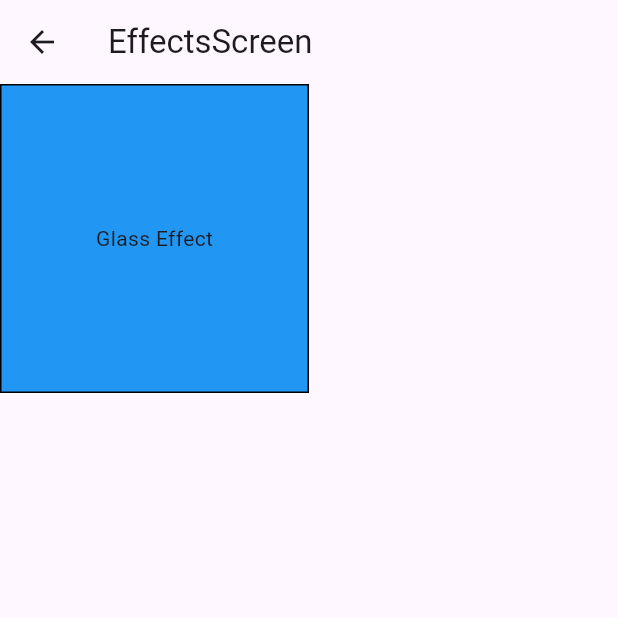
After one commit to serb244/swamp, a Flutter app: the EffectsScreen screen opened by its route, on a phone screen of 412 x 824 dp, the top half of it. The commit adds this screen. Run offline on Flutter 3.47's test engine with Material 3 defaults, Android fonts, the phone set to English and light mode, and no system bars; our stand-ins replace go_router, logger, package_info_plus.

Commit message:
add glass effects

```diff
--- /dev/null
+++ b/lib/core/data/models/menu_item.dart
@@ -0,0 +1,9 @@
+import 'package:flutter/material.dart';
+
+class MenuItem {
+  final String name;
+  final String routeName;
+  final Color color;
+
+  MenuItem({required this.name, required this.routeName, this.color = Colors.blue});
+}
--- /dev/null
+++ b/lib/core/presentation/pages/grid_menu.dart
@@ -0,0 +1,30 @@
+import 'package:flutter/material.dart';
+import 'package:go_router/go_router.dart';
+
+import '../../data/models/menu_item.dart';
+
+class GridMenu extends StatelessWidget {
+  final List<MenuItem> menuList;
+  const GridMenu({ required this.menuList, super.key});
+
+  @override
+  Widget build(BuildContext context) {
+    return GridView.builder(
+      gridDelegate: const SliverGridDelegateWithFixedCrossAxisCount(crossAxisCount: 2),
+      itemCount: menuList.length,
+      itemBuilder: (context, index) {
+        return InkWell(
+          onTap: () => context.goNamed(menuList[index].routeName),
+          child: Container(
+            decoration: BoxDecoration(
+              border: Border.all(),
+              color: menuList[index].color,
+            ),
+            alignment: Alignment.center,
+            child: Text(menuList[index].name),
+          ),
+        );
+      },
+    );
+  }
+}
--- a/lib/core/router/app_router.dart
+++ b/lib/core/router/app_router.dart
@@ -2,6 +2,8 @@ import 'package:go_router/go_router.dart';
 import 'package:swamp/core/router/router_consts.dart';
 
 import '../../features/buttons/presentation/pages/buttons_screen.dart';
+import '../../features/effects/presentation/pages/effects_page.dart';
+import '../../features/effects/presentation/pages/glass_list.dart';
 import '../../features/home/presentation/pages/home_screen.dart';
 import 'error_screen.dart';
 
@@ -21,7 +23,19 @@ class AppRouter {
             name: RouterConsts.buttonsName,
             path: RouterConsts.buttonsPath,
             builder: (context, state) => const ButtonsScreen(),
-          )
+          ),
+          GoRoute(
+            name: RouterConsts.effectsName,
+            path: RouterConsts.effectsPath,
+            builder: (context, state) => const EffectsScreen(),
+             routes: [
+               GoRoute(
+                 name: RouterConsts.glassName,
+                 path: RouterConsts.glassPath,
+                 builder: (context, state) => const GlassList(),
+               ),
+             ]
+          ),
         ],
       ),
     ],
--- a/lib/core/router/router_consts.dart
+++ b/lib/core/router/router_consts.dart
@@ -5,5 +5,12 @@ class RouterConsts {
   static const String buttonsPath = 'buttons';
   static const String buttonsName = ' buttons';
 
+  static const String effectsPath = 'effects';
+  static const String  effectsName = 'effects';
+  // sub effects
+  static const String glassPath = 'glass';
+  static const String  glassName = 'glass';
+
+
   static const String page2 = '/page2';
 }
--- /dev/null
+++ b/lib/features/effects/presentation/pages/effects_menu_list.dart
@@ -0,0 +1,13 @@
+import '../../../../core/data/models/menu_item.dart';
+import '../../../../core/router/router_consts.dart';
+
+List<MenuItem> effectsMenuList = [
+  MenuItem(
+    name: "Glass Effect",
+    routeName: RouterConsts.glassName,
+  ),
+  // MenuItem(
+  //   name: "Effects",
+  //   routeName: RouterConsts.effectsName,
+  // ),
+];
--- /dev/null
+++ b/lib/features/effects/presentation/pages/effects_page.dart
@@ -0,0 +1,18 @@
+import 'package:flutter/material.dart';
+import 'package:swamp/core/presentation/pages/grid_menu.dart';
+
+import 'effects_menu_list.dart';
+
+class EffectsScreen extends StatelessWidget {
+  const EffectsScreen({super.key});
+
+  @override
+  Widget build(BuildContext context) {
+    return Scaffold(
+      appBar: AppBar(
+        title: const Text("EffectsScreen"),
+      ),
+      body: GridMenu(menuList: effectsMenuList),
+    );
+  }
+}
```
Also changed, not shown: lib/features/effects/presentation/pages/glass_list.dart (added, +31 -0 lines), lib/features/effects/presentation/widgets/glass_back_drop_filter.dart (added, +50 -0 lines), lib/features/effects/presentation/widgets/glass_box_shadow_filter.dart (added, +40 -0 lines), lib/features/effects/presentation/widgets/glass_linear_gradient_filter.dart (added, +34 -0 lines), lib/features/effects/presentation/widgets/stunning_glass_effects.dart (added, +137 -0 lines), lib/features/home/presentation/pages/home_menu_list.dart (added, +13 -0 lines), lib/features/home/presentation/pages/home_screen.dart (+3 -19 lines), lib/features/home/presentation/pages/items_list.dart (deleted, +0 -22 lines), lib/main.dart (+1 -12 lines).
